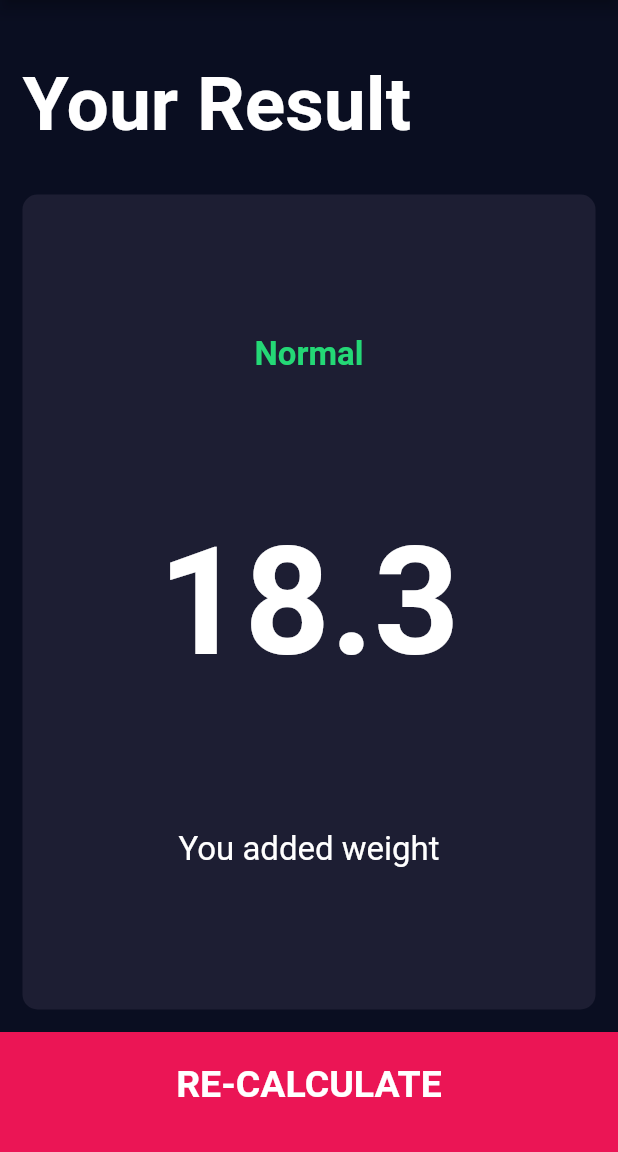
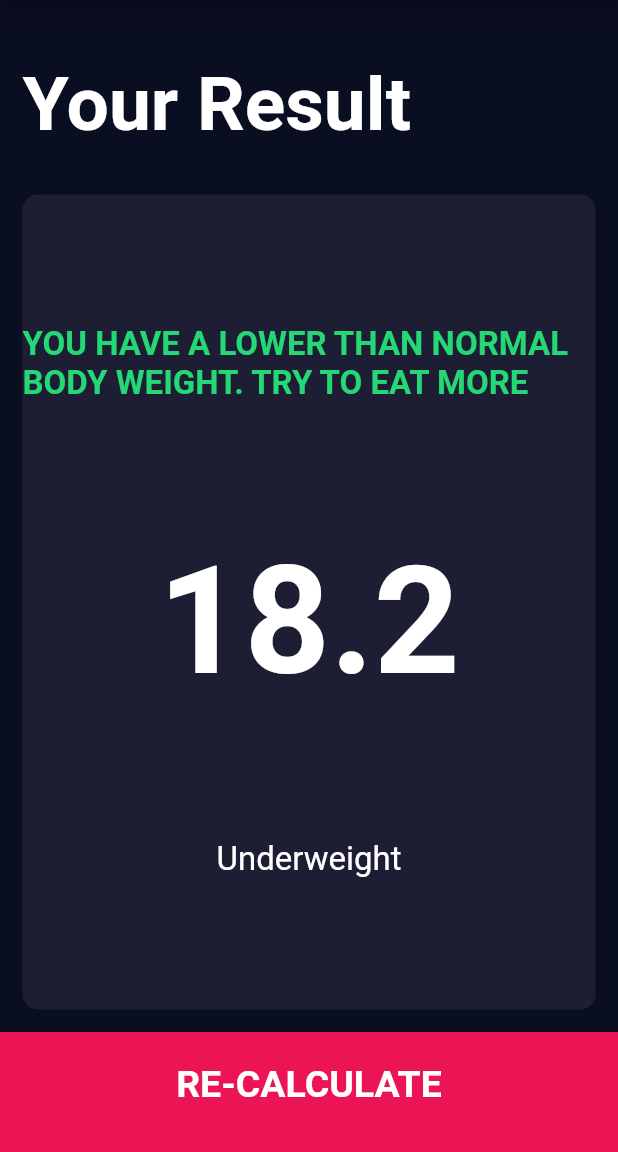
Before and after one commit to OluwatuyiAbiola/BMI_Calculator, a Flutter app: the screen it shows after launch, after a tap on "CALCULATE", on a phone screen of 412 x 824 dp, the part 84-1236 px from its top. Run offline on Flutter 3.47's test engine with Material 2 defaults, Android fonts, the phone set to English and light mode, and no system bars; our stand-ins replace font_awesome_flutter.

Commit message:
added the calculator brain brain and return functionality

```diff
--- /dev/null
+++ b/lib/calculator_brain.dart
@@ -0,0 +1,35 @@
+import 'dart:math';
+
+class CalculatorBrain {
+  CalculatorBrain({required this.height, required this.weight});
+
+  final int height;
+  final int weight;
+  late double _bmi;
+
+  String calculateBMI (){
+    _bmi = weight / pow(height/100, 2);
+    return _bmi.toStringAsFixed(1);
+  }
+
+  String getResult(){
+    if (_bmi >= 25){
+      return 'Overweight';
+    }else if(_bmi > 18.5){
+      return 'Normal';
+    }else {
+      return 'Underweight';
+    }
+  }
+
+  String getInterpretation(){
+    if (_bmi >= 25){
+      return 'You have a higher than normal body weight. Try to exercise more';
+    }else if(_bmi > 18.5){
+      return 'You have a normal body weight. Good job';
+    }else {
+      return 'You have a lower than normal body weight. Try to eat more';
+    }
+  }
+
+}
--- a/lib/screens/input_page.dart
+++ b/lib/screens/input_page.dart
@@ -8,6 +8,7 @@ import 'package:bmi_calculator/components/Icon_content.dart';
 import 'package:bmi_calculator/components/Reusable_card.dart';
 import '../constant.dart';
 import 'result_page.dart';
+import 'package:bmi_calculator/calculator_brain.dart';
 //create a variable
 
 
@@ -301,10 +302,16 @@ class _InputPageState extends State<InputPage> {
           ),
           GestureDetector(
             onTap:(){
+              CalculatorBrain calc =
+               CalculatorBrain(height:height , weight:weight);
               Navigator.push(
                 context,
                 MaterialPageRoute(
-                  builder: ((context) => ResultPage()
+                  builder: ((context) => ResultPage(
+                    bmiResult: calc.calculateBMI(),
+                    interpretation: calc.getResult(),
+                    resultText: calc.getInterpretation(),
+                  )
                 )
               )
               );
--- a/lib/screens/result_page.dart
+++ b/lib/screens/result_page.dart
@@ -3,7 +3,11 @@ import '../constant.dart';
 import 'package:bmi_calculator/components/Reusable_card.dart';
 
 class ResultPage extends StatelessWidget {
-  const ResultPage({Key? key}) : super(key: key);
+  const ResultPage({Key? key, required this.bmiResult, required this.resultText, required this.interpretation}) : super(key: key);
+
+  final String bmiResult;
+  final String resultText;
+  final String interpretation;
 
   @override
   Widget build(BuildContext context) {
@@ -36,15 +40,15 @@ class ResultPage extends StatelessWidget {
               crossAxisAlignment: CrossAxisAlignment.center,
               children: <Widget>[
                 Text(
-                  'Normal',
+                  resultText.toUpperCase(),
                   style: kResultTextStyle,
                 ),
                 Text(
-                  '18.3',
+                  bmiResult,
                   style: kBMITextStyle,
                 ),
                 Text(
-                  'You added weight',
+                  interpretation,
                   style: kBodyTextStyle,
                 )
               ],
```
